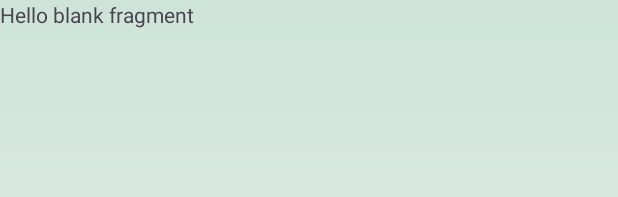
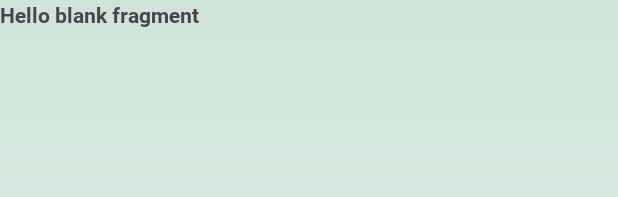
Before and after one commit to Tsukuyomi102/FinanceTracker, an Android app: the layout fragment_sing_in.xml on its own in the app's theme, with its tools: preview values and no code run, on a phone screen of 412 x 824 dp. Shown: the top 197 px of the screen. Run offline under Robolectric (Android 15) with nearby library versions, the phone set to English and light mode, and no system bars.

Commit message:
Added fonts

```diff
--- a/app/src/main/res/layout/fragment_sing_in.xml
+++ b/app/src/main/res/layout/fragment_sing_in.xml
@@ -10,6 +10,7 @@
     <TextView
         android:layout_width="match_parent"
         android:layout_height="match_parent"
-        android:text="@string/hello_blank_fragment" />
+        android:text="@string/hello_blank_fragment"
+        android:fontFamily="@font/roboto_bold"/>
 
 </FrameLayout>
--- a/app/src/main/res/values/themes.xml
+++ b/app/src/main/res/values/themes.xml
@@ -1,6 +1,7 @@
 <resources xmlns:tools="http://schemas.android.com/tools">
     <!-- Base application theme. -->
     <style name="Base.Theme.FinanceTracker" parent="Theme.Material3.DayNight.NoActionBar">
+
         <!-- Customize your light theme here. -->
         <!-- <item name="colorPrimary">@color/my_light_primary</item> -->
     </style>
```
Also changed, not shown: app/src/main/res/font/roboto_bold.ttf (added), app/src/main/res/font/roboto_medium.ttf (added).
